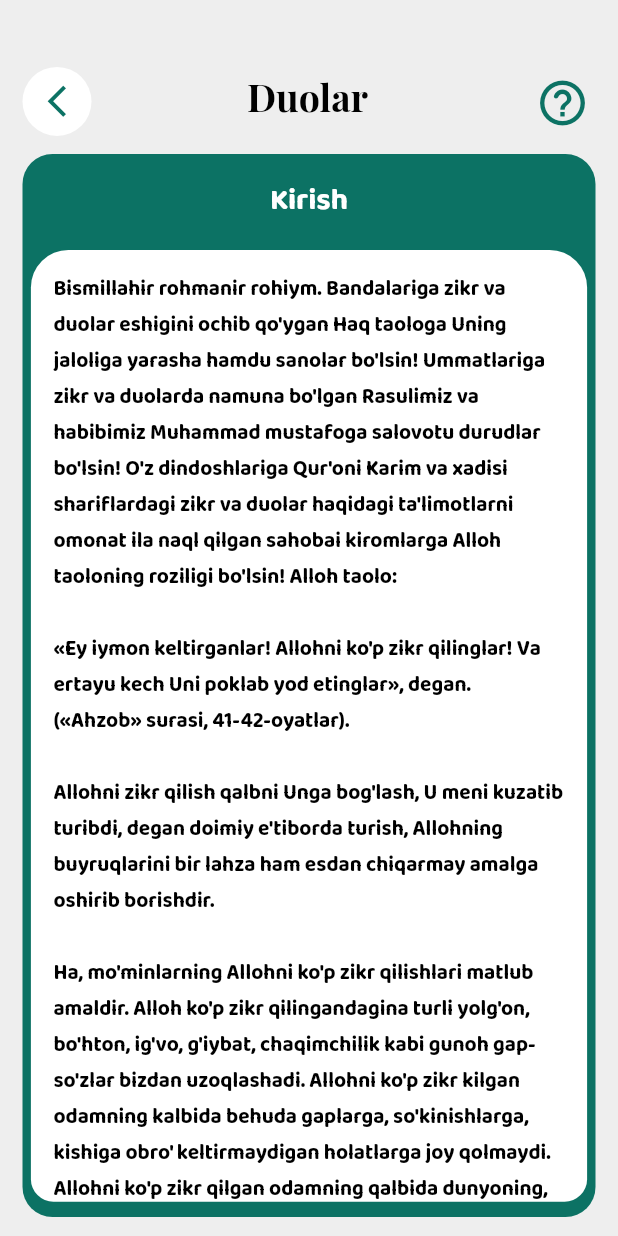
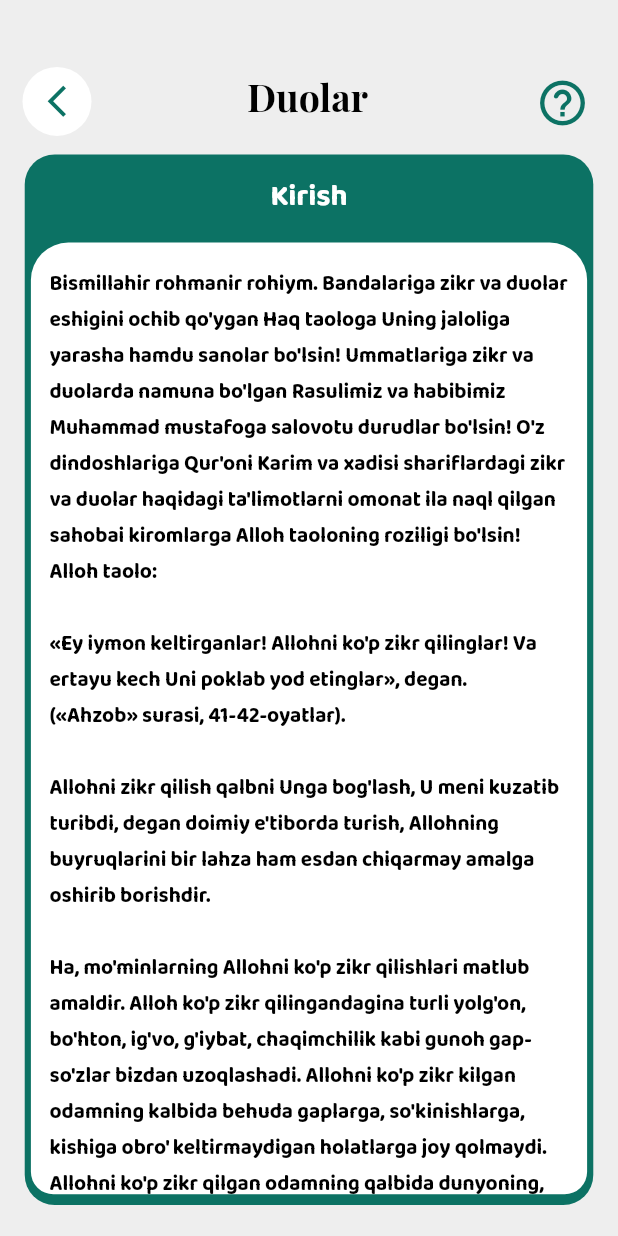
Before and after one commit to AsadbekAbdumajidov/namoz_app, a Flutter app: the DuolarContainer screen opened directly with empty values, on a phone screen of 412 x 824 dp. Run offline on Flutter 3.47's test engine with Material 2 defaults, Android fonts, the phone set to English and light mode, and no system bars; our stand-ins replace animate_do, carousel_slider, dio, flutter_local_notifications, flutter_native_timezone, flutter_svg and 8 more; missing offline and left inert: animated_card, flutter_qiblah; accounts and stored records are empty; network calls fail.

Commit message:
about page

```diff
--- a/lib/components/carusel_slider/widget/future_builder_widget.dart
+++ b/lib/components/carusel_slider/widget/future_builder_widget.dart
@@ -40,7 +40,7 @@ class _FutureBuilderWidgetState extends State<FutureBuilderWidget> {
           } else {
             ServiceModul.timesAdd();
             return Padding(
-              padding: EdgeInsets.symmetric(horizontal: MediaQuery.of(context).size.width * 0.03, vertical: 10),
+              padding: EdgeInsets.symmetric(horizontal: MediaQuery.of(context).size.width * 0.035, vertical: MediaQuery.of(context).size.width * 0.025),
               child: Stack(
                 children: [
                   Row(
--- a/lib/screens/biz_haqimizda_page/haqimizda_page.dart
+++ b/lib/screens/biz_haqimizda_page/haqimizda_page.dart
@@ -54,13 +54,13 @@ class _HaqimizdaPageState extends State<HaqimizdaPage> {
                 children: [
                   Container(
                     color: const Color.fromRGBO(238, 238, 238, 1),
-                    height: MediaQuery.of(context).size.height * 0.87,
+                    height: MediaQuery.of(context).size.height * 0.885,
                     width: MediaQuery.of(context).size.width * 1,
                     child: Column(
                       mainAxisAlignment: MainAxisAlignment.spaceBetween,
                       children: [
                         Container(
-                          height: MediaQuery.of(context).size.height * 0.6,
+                          height: MediaQuery.of(context).size.height * 0.7,
                           width: MediaQuery.of(context).size.width,
                           color: Colors.transparent,
                           child: Column(
--- a/lib/screens/duo_page/container_page.dart/widget/duolar_green_widget.dart
+++ b/lib/screens/duo_page/container_page.dart/widget/duolar_green_widget.dart
@@ -14,10 +14,12 @@ class _GreenConWidgetState extends State<DuolarGreenWidget> {
   @override
   Widget build(BuildContext context) {
     return Padding(
-      padding: const EdgeInsets.symmetric(horizontal: 15, vertical: 12),
+      padding: EdgeInsets.symmetric(
+          horizontal: MediaQuery.of(context).size.width * 0.04,
+          vertical: MediaQuery.of(context).size.width * 0.03),
       child: SlideInLeft(
         child: SizedBox(
-          height: MediaQuery.of(context).size.height * 0.86,
+          height: MediaQuery.of(context).size.height * 0.85,
           width: MediaQuery.of(context).size.width,
           child: Container(
             width: MediaQuery.of(context).size.width,
@@ -31,15 +33,16 @@ class _GreenConWidgetState extends State<DuolarGreenWidget> {
               mainAxisAlignment: MainAxisAlignment.start,
               children: [
                 Padding(
-                  padding: const EdgeInsets.symmetric(vertical: 15),
+                  padding: EdgeInsets.symmetric(
+                      vertical: MediaQuery.of(context).size.width * 0.03),
                   child: Text(
                     Duolar.duolar[widget.index!]["name"].toString(),
-                    style: const TextStyle(
+                    style:  TextStyle(
                         color: Colors.white,
                         fontWeight: FontWeight.bold,
-                        fontSize: 20,
+                        fontSize: MediaQuery.of(context).size.height * 0.024,
                         fontFamily: 'balo'),
-                        maxLines: 1,
+                    maxLines: 1,
                   ),
                 ),
                 Container(
@@ -55,12 +58,14 @@ class _GreenConWidgetState extends State<DuolarGreenWidget> {
                     ),
                   ),
                   child: ListView.builder(
-                    padding:const EdgeInsets.all(0),
+                    padding: const EdgeInsets.all(0),
                     itemCount: 1,
                     itemBuilder: (_, __) {
                       return Padding(
-                        padding: const EdgeInsets.symmetric(
-                            horizontal: 15, vertical: 15),
+                        padding: EdgeInsets.symmetric(
+                            horizontal:
+                                MediaQuery.of(context).size.width * 0.03,
+                            vertical: MediaQuery.of(context).size.width * 0.04),
                         child: Column(
                           children: [
                             Text(
```
Also changed, not shown: lib/screens/home/home_page.dart (+6 -3 lines).
